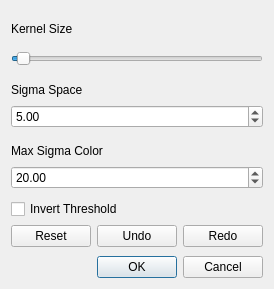
The window that gui/parametersdialog.ui (librehat/caiga) describes before a commit, drawn with Qt 5.
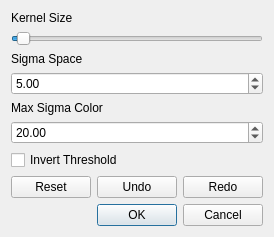
The same window after the commit. Icons and pictures are not drawn.

Diff of the .ui file:
```diff
--- a/gui/parametersdialog.ui
+++ b/gui/parametersdialog.ui
@@ -7,7 +7,7 @@
     <x>0</x>
     <y>0</y>
     <width>270</width>
-    <height>289</height>
+    <height>213</height>
    </rect>
   </property>
   <property name="windowTitle">
```
Left out of the diff: 4 changed lines with no effect on the pictures.
